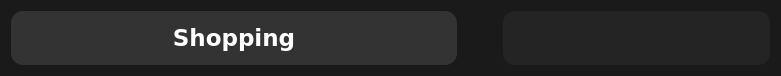
Above: ui/StatisticsWindow/Forms/SpendingForm/spendingform.ui from MopedG/FinanceAnalytics before the change. Below: the same form after it.
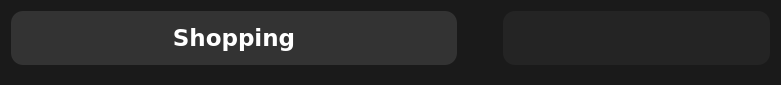
That is the form after the change.

Commit message: Change: Using PushButton again for category

```diff
--- a/ui/StatisticsWindow/Forms/SpendingForm/spendingform.ui
+++ b/ui/StatisticsWindow/Forms/SpendingForm/spendingform.ui
@@ -7,13 +7,13 @@
     <x>0</x>
     <y>0</y>
     <width>781</width>
-    <height>76</height>
+    <height>85</height>
    </rect>
   </property>
   <property name="minimumSize">
    <size>
     <width>0</width>
-    <height>75</height>
+    <height>85</height>
    </size>
   </property>
   <property name="windowTitle">
@@ -22,7 +22,10 @@
   <property name="styleSheet">
    <string notr="true">background-color: rgb(26, 26, 26);</string>
   </property>
-  <layout class="QHBoxLayout" name="horizontalLayout">
+  <layout class="QHBoxLayout" name="horizontalLayout" stretch="0,0,0">
+   <property name="bottomMargin">
+    <number>20</number>
+   </property>
    <item>
     <widget class="QPushButton" name="category">
      <property name="sizePolicy">
```
